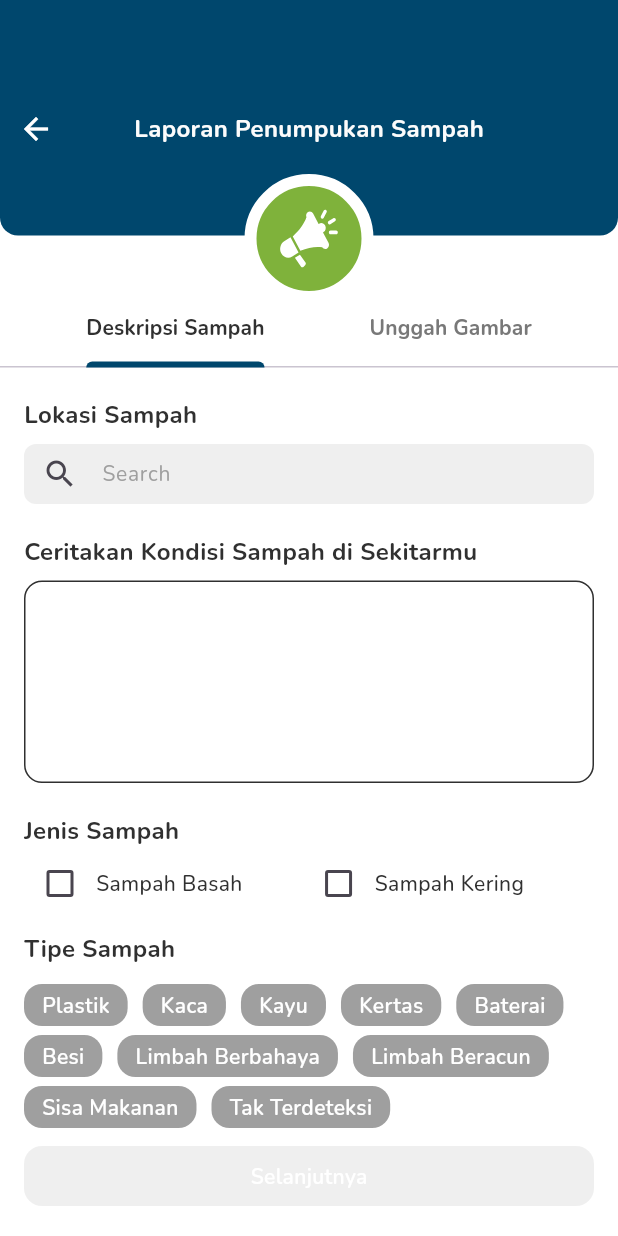
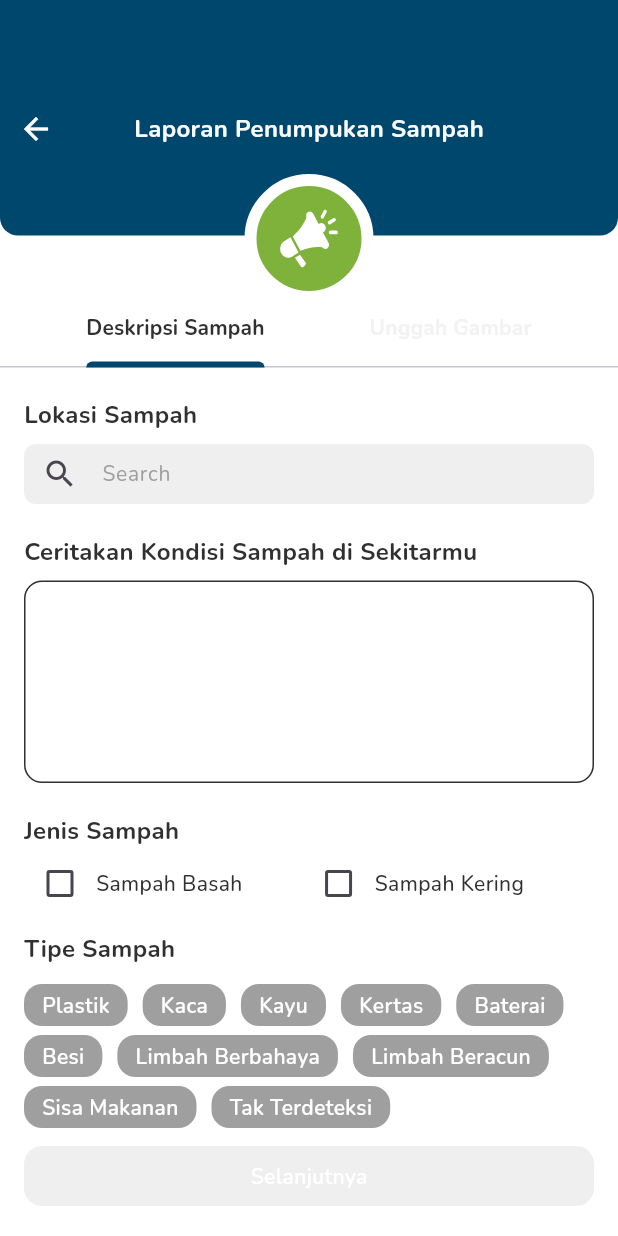
Before and after one commit to RECYTHNG/flutter_recything, a Flutter app: the ReportRubbishScreen screen opened directly, on a phone screen of 412 x 824 dp. Run offline on Flutter 3.47's test engine with Material 3 defaults, Android fonts, the phone set to English and light mode, and no system bars; our stand-ins replace awesome_snackbar_content, cached_network_image, carousel_slider, contained_tab_bar_view, dash_chat_2, dio and 15 more; missing offline and left inert: carousel_indicator_simple; accounts and stored records are empty; project files that could hold a hidden picture were left out.

Commit message:
fix(rubbish): resolve second tabbar bug

```diff
--- a/recything_application/lib/screens/report_rubbish/report_rubbish_screen.dart
+++ b/recything_application/lib/screens/report_rubbish/report_rubbish_screen.dart
@@ -3,6 +3,7 @@ import 'package:get/get.dart';
 import 'package:recything_application/constants/color_constant.dart';
 import 'package:recything_application/constants/text_style_constant.dart';
 import 'package:recything_application/controllers/map_rubbish_controller.dart';
+import 'package:recything_application/controllers/report_rubbish_controller.dart';
 import 'package:recything_application/screens/report_rubbish/details/details_report_rubbish_widget.dart';
 import 'package:recything_application/screens/report_rubbish/image/image_report_rubbish_widget.dart';
 import 'package:recything_application/screens/report_rubbish/widgets/header_report_rubbish_widget.dart';
@@ -15,39 +16,61 @@ class ReportRubbishScreen extends StatefulWidget {
 }
 
 class _ReportRubbishScreenState extends State<ReportRubbishScreen> with SingleTickerProviderStateMixin {
-  late TabController _tabController;
+  late TabController tabController;
   final MapRubbishController controller = Get.put(MapRubbishController());
+  final ReportRubbishController rubbishController = Get.put(ReportRubbishController());
 
   @override
   void initState() {
     super.initState();
-    _tabController = TabController(length: 2, vsync: this);
+    tabController = TabController(length: 2, vsync: this);
+    tabController.addListener(onTap);
     controller.tabIndex.listen((index) {
-      _tabController.animateTo(index);
+      if (!controller.isDisabled[index]) {
+        tabController.animateTo(index);
+      }
     });
+  }
+
+  void onTap() {
+    if (controller.isDisabled[tabController.index]) {
+      int index = tabController.previousIndex;
+      setState(() {
+        tabController.index = index;
+      });
+    } else {
+      controller.changeTabIndex(tabController.index);
+    }
   }
 
   @override
   void dispose() {
-    _tabController.dispose();
+    tabController.dispose();
     super.dispose();
   }
 
   @override
 Widget build(BuildContext context) {
+  WidgetsBinding.instance.addPostFrameCallback((_) {
+    controller.updateIsDisabled();
+  });
   return Scaffold(
     backgroundColor: ColorConstant.whiteColor,
     body: Column(
       children: [
         const HeaderReportRubbishWidget(),
-          TabBar(
-            controller: _tabController,
+        Obx(() {
+          return TabBar(
+            controller: tabController,
             onTap: (index) {
+              if (controller.isDisabled[index]) {
+                return;
+              }
               controller.changeTabIndex(index);
             },
-            overlayColor: WidgetStateProperty.resolveWith<Color?>(
-              (Set<WidgetState> states) {
-                if (states.contains(WidgetState.pressed)) {
+            overlayColor: MaterialStateProperty.resolveWith<Color?>(
+              (Set<MaterialState> states) {
+                if (states.contains(MaterialState.pressed)) {
                   return ColorConstant.primaryColor200.withOpacity(0.2);
                 }
                 return null;
@@ -66,14 +89,34 @@ class _ReportRubbishScreenState extends State<ReportRubbishScreen> with SingleTi
               fontFamily: 'Nunito',
             ),
             indicatorColor: ColorConstant.primaryColor500,
-            tabs: const [
-              Tab(text: 'Deskripsi Sampah'),
-              Tab(text: 'Unggah Gambar'),
+            tabs: [
+              Tab(
+                child: Text(
+                  'Deskripsi Sampah',
+                  style: TextStyle(
+                    color: !controller.isDisabled[0] ? ColorConstant.netralColor900 : ColorConstant.netralColor400,
+                    fontFamily: 'Nunito',
+                    fontWeight: FontWeight.bold,
+                  ),
+                ),
+              ),
+              Tab(
+                child: Text(
+                  'Unggah Gambar',
+                  style: TextStyle(
+                    color: !controller.isDisabled[1] ? ColorConstant.netralColor900 : ColorConstant.netralColor400,
+                    fontFamily: 'Nunito',
+                    fontWeight: FontWeight.bold,
+                  ),
+                ),
+              ),
             ],
-          ),
+          );
+        }),
         Expanded(
           child: TabBarView(
-              controller: _tabController,
+            physics: const NeverScrollableScrollPhysics(),
+            controller: tabController,
             children: const [
               DetailsReportRubbishWidget(),
               ImageReportRubbishWidget(),
--- a/recything_application/lib/screens/report_rubbish/success_report_rubbish_screen.dart
+++ b/recything_application/lib/screens/report_rubbish/success_report_rubbish_screen.dart
@@ -8,7 +8,6 @@ import 'package:recything_application/constants/text_style_constant.dart';
 import 'package:recything_application/controllers/map_rubbish_controller.dart';
 import 'package:recything_application/controllers/report_history_controller.dart';
 import 'package:recything_application/controllers/report_rubbish_controller.dart';
-import 'package:recything_application/screens/dashboard_reporting/dashboard_reporting_screen.dart';
 import 'package:recything_application/screens/homepage/home_navbar_screen.dart';
 import 'package:recything_application/utils/system_ui_overlay_utils.dart';
 import 'package:recything_application/widgets/global_app_bar.dart';
```
Also changed, not shown: recything_application/lib/controllers/map_rubbish_controller.dart (+35 -7 lines). Lines whose indentation alone changed are shown as unchanged.
